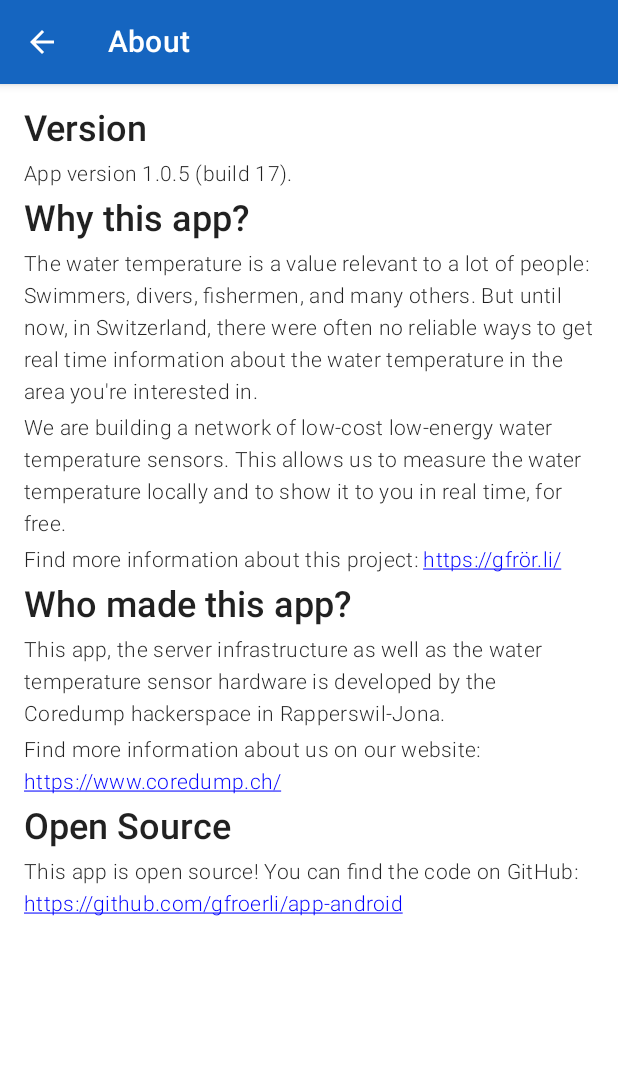
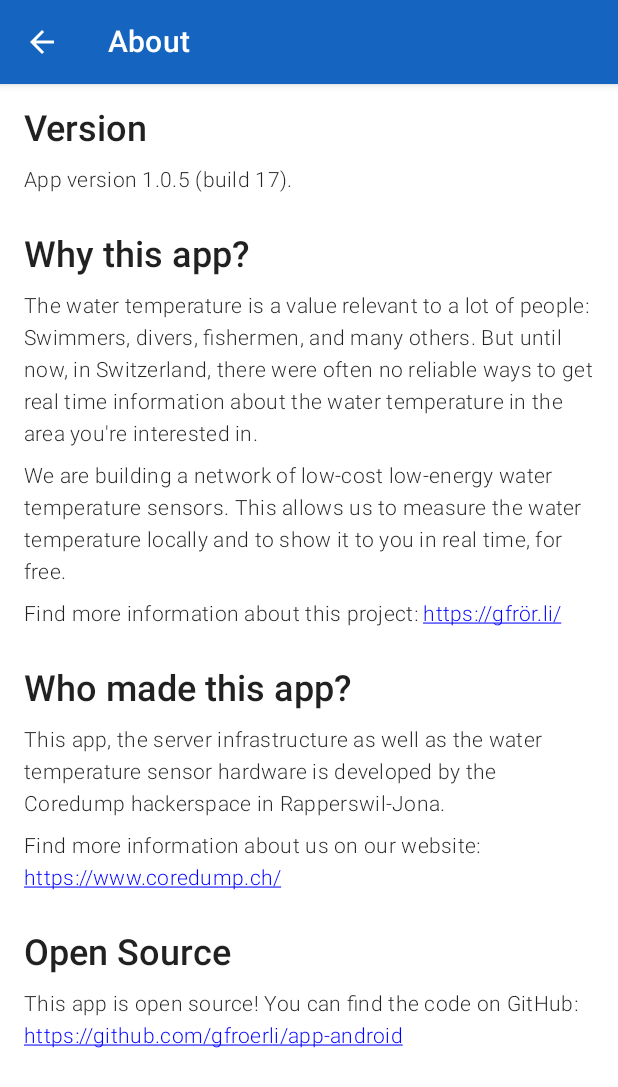
Before and after one commit to gfroerli/app-android, an Android app built with Jetpack Compose: the AboutActivity screen opened directly, with no data from a screen before it, on a phone screen of 412 x 824 dp. Shown: the top 1087 px of the screen. Run offline under Robolectric (Android 15) with nearby library versions, the phone set to English and light mode, and no system bars.

Commit message:
AboutActivity: Add spacing between sections

```diff
--- a/app/src/main/java/ch/coredump/watertemp/activities/AboutActivity.kt
+++ b/app/src/main/java/ch/coredump/watertemp/activities/AboutActivity.kt
@@ -7,6 +7,8 @@ import androidx.compose.foundation.clickable
 import androidx.compose.foundation.layout.Arrangement
 import androidx.compose.foundation.layout.Box
 import androidx.compose.foundation.layout.Column
+import androidx.compose.foundation.layout.Spacer
+import androidx.compose.foundation.layout.height
 import androidx.compose.foundation.layout.padding
 import androidx.compose.foundation.rememberScrollState
 import androidx.compose.foundation.verticalScroll
@@ -83,19 +85,25 @@ class AboutActivity : ComponentActivity() {
                     ) {
                         Column(
                             modifier = Modifier.padding(16.dp),
-                            verticalArrangement = Arrangement.spacedBy(8.dp),
+                            verticalArrangement = Arrangement.spacedBy(12.dp),
                         ) {
                             Text(stringResource(R.string.version_heading), style = MaterialTheme.typography.h2)
                             Text(stringResource(R.string.version_text1, BuildConfig.VERSION_NAME, BuildConfig.VERSION_CODE), style = MaterialTheme.typography.body1)
+
+                            Spacer(modifier = Modifier.height(4.dp))
 
                             Text(stringResource(R.string.about_project_heading), style = MaterialTheme.typography.h2)
                             Text(stringResource(R.string.about_project_text1), style = MaterialTheme.typography.body1)
                             Text(stringResource(R.string.about_project_text2), style = MaterialTheme.typography.body1)
                             LinkifyText(stringResource(R.string.about_project_text3), style = MaterialTheme.typography.body1)
 
+                            Spacer(modifier = Modifier.height(4.dp))
+
                             Text(stringResource(R.string.about_us_heading), style = MaterialTheme.typography.h2)
                             Text(stringResource(R.string.about_us_text1), style = MaterialTheme.typography.body1)
                             LinkifyText(stringResource(R.string.about_us_text2), style = MaterialTheme.typography.body1)
+
+                            Spacer(modifier = Modifier.height(4.dp))
 
                             Text(stringResource(R.string.open_source_heading), style = MaterialTheme.typography.h2)
                             LinkifyText(stringResource(R.string.open_source_text1), style = MaterialTheme.typography.body1)
```
